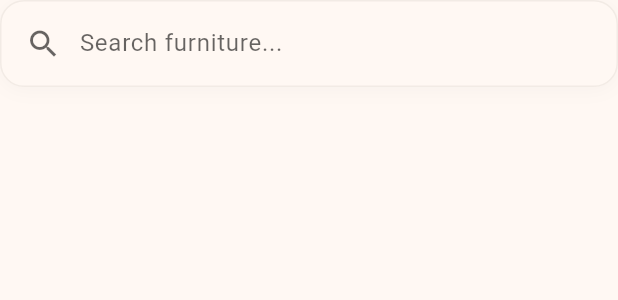
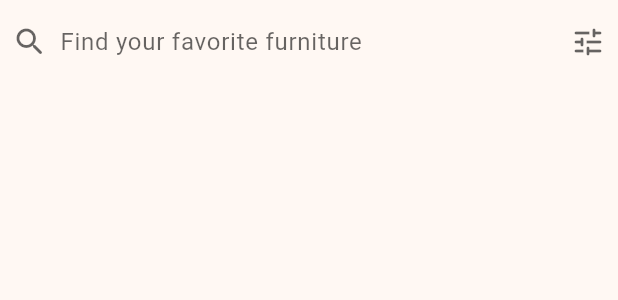
Before and after one commit to dinmukhamednurkaliyev/furniture-store-application, a Flutter app: the HomeSearchBarWidget widget shown alone on an empty page, opened directly, on a phone screen of 412 x 824 dp. Shown: the top 300 px of the screen. Run offline on Flutter 3.47's test engine with Material 3 defaults, Android fonts, the phone set to English and light mode, and no system bars; our stand-ins replace flutter_riverpod, go_router, google_fonts, riverpod, shared_preferences; accounts and stored records are empty; statements that could not run were skipped.

Commit message:
refactor(home): migrate to Material 3 SearchBar and enhance InkWell behavior

```diff
--- a/lib/features/home/widgets/home_header_widget.dart
+++ b/lib/features/home/widgets/home_header_widget.dart
@@ -40,6 +40,7 @@ class HomeHeaderWidget extends ConsumerWidget {
             ),
             InkWell(
               onTap: onTap,
+              customBorder: const CircleBorder(),
               child: CircleAvatar(
                 radius: context.spacingValues.xxlarge,
                 backgroundImage: profileImage != null
--- a/lib/features/home/widgets/home_search_bar_widget.dart
+++ b/lib/features/home/widgets/home_search_bar_widget.dart
@@ -8,41 +8,37 @@ class HomeSearchBarWidget extends StatelessWidget {
 
   @override
   Widget build(BuildContext context) {
-    return Ink(
-      decoration: BoxDecoration(
-        color: context.surfaceColor,
-        borderRadius: context.radiusValues.circularLarge,
-        border: Border.all(
-          color: context.colorScheme.outline.withValues(alpha: 0.1),
+    return SearchBar(
+      onTap: onTap,
+      leading: Icon(
+        Icons.search_rounded,
+        color: context.hintColor,
       ),
-        boxShadow: [
-          BoxShadow(
-            color: Colors.black.withValues(alpha: 0.03),
-            blurRadius: 10,
-            offset: const Offset(0, 2),
+      hintText: 'Find your favorite furniture',
+      trailing: [
+        Icon(
+          Icons.tune_rounded,
+          color: context.hintColor,
         ),
       ],
+      backgroundColor: WidgetStateProperty.all(context.surfaceColor),
+      elevation: WidgetStateProperty.all(0),
+      overlayColor: WidgetStateProperty.all(
+        context.colorScheme.primary.withValues(alpha: 0.1),
       ),
-      child: InkWell(
-        borderRadius: context.radiusValues.circularLarge,
-        onTap: onTap,
-        child: Padding(
-          padding: EdgeInsets.all(context.paddingValues.large),
-          child: Row(
-            spacing: context.spacingValues.medium,
-            children: [
-              Icon(
-                Icons.search,
-                color: context.hintColor,
-              ),
-              Text(
-                'Search furniture...',
-                style: context.bodyLarge?.copyWith(
+      hintStyle: WidgetStateProperty.all(
+        context.bodyLarge?.copyWith(
           color: context.hintColor,
         ),
       ),
-            ],
+      textStyle: WidgetStateProperty.all(
+        context.bodyLarge?.copyWith(
+          color: context.colorScheme.onSurface,
         ),
+      ),
+      shape: WidgetStateProperty.all(
+        RoundedRectangleBorder(
+          borderRadius: context.radiusValues.circularLarge,
         ),
       ),
     );
```
Lines whose indentation alone changed are shown as unchanged.
